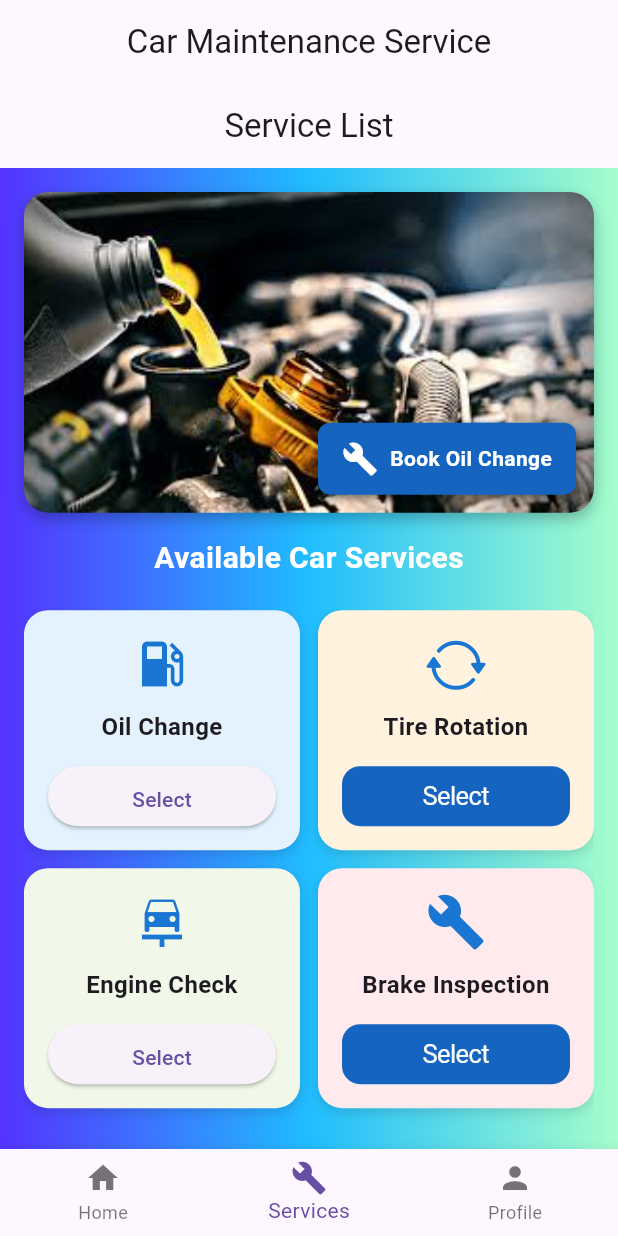
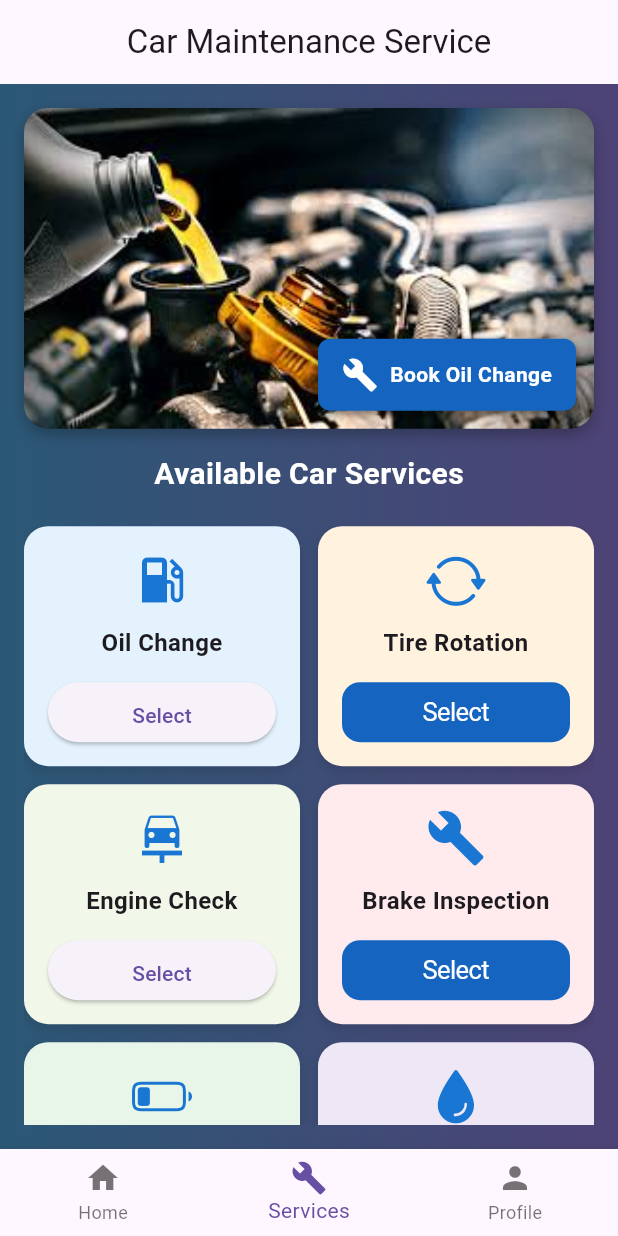
Before and after one commit to exile213/Activity1-2_PROFE8-Diaz, a Flutter app: the screen it shows after launch, item 2 of the bottom bar chosen, on a phone screen of 412 x 824 dp. Run offline on Flutter 3.47's test engine with Material 3 defaults, Android fonts, the phone set to English and light mode, and no system bars.

Commit message:
Update gradient colors and remove Scaffold wrappers
Replaces the previous multi-color gradients with a new blue-purple gradient in home, profile, and services views. Also removes unnecessary Scaffold wrappers from profile_view.dart and services_view.dart, simplifying the widget structure.

```diff
--- a/lib/views/home_view.dart
+++ b/lib/views/home_view.dart
@@ -48,7 +48,7 @@ class _HomeViewState extends State<HomeView> {
           gradient: LinearGradient(
             begin: Alignment.centerLeft,
             end: Alignment.centerRight,
-            colors: [Color(0xFF5433FF), Color(0xFF20BDFF), Color(0xFFA5FECB)],
+            colors: [Color(0xFF2B5876), Color(0xFF4E4376)],
           ),
         ),
         child: _buildBody(),
--- a/lib/views/services_view.dart
+++ b/lib/views/services_view.dart
@@ -42,14 +42,12 @@ class ServicesView extends StatelessWidget {
 
   @override
   Widget build(BuildContext context) {
-    return Scaffold(
-      appBar: AppBar(title: const Text('Service List'), centerTitle: true),
-      body: Container(
+    return Container(
       decoration: const BoxDecoration(
         gradient: LinearGradient(
           begin: Alignment.centerLeft,
           end: Alignment.centerRight,
-            colors: [Color(0xFF5433FF), Color(0xFF20BDFF), Color(0xFFA5FECB)],
+          colors: [Color(0xFF2B5876), Color(0xFF4E4376)],
         ),
       ),
       child: Center(
@@ -107,8 +105,7 @@ class ServicesView extends StatelessWidget {
                             padding: const EdgeInsets.all(16.0),
                             child: Column(
                               crossAxisAlignment: CrossAxisAlignment.center,
-                                mainAxisAlignment:
-                                    MainAxisAlignment.spaceBetween,
+                              mainAxisAlignment: MainAxisAlignment.spaceBetween,
                               children: [
                                 Column(
                                   mainAxisSize: MainAxisSize.min,
@@ -200,7 +197,6 @@ class ServicesView extends StatelessWidget {
           ),
         ),
       ),
-      ),
     );
   }
 }
```
Also changed, not shown: lib/views/profile_view.dart (+2 -5 lines). Lines whose indentation alone changed are shown as unchanged.
